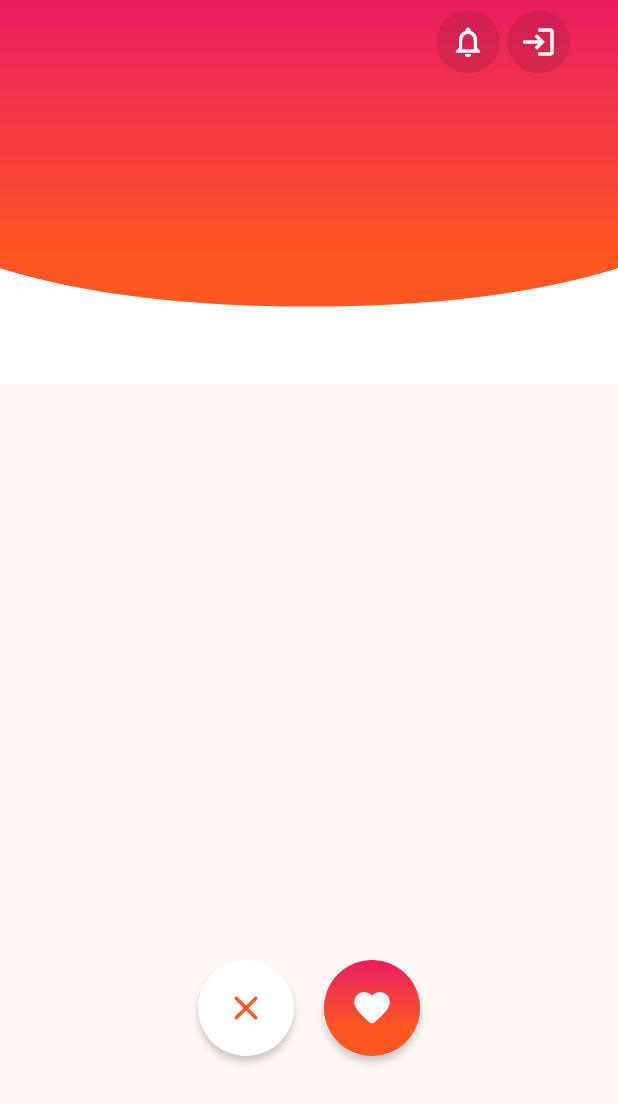
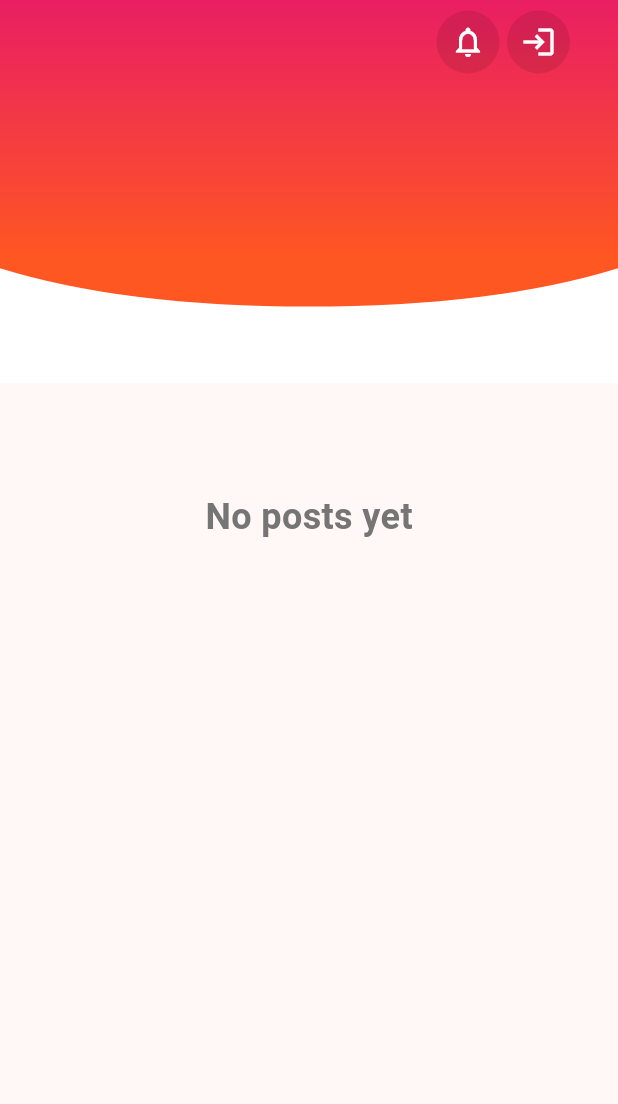
Before and after one commit to EshanRubbani/Dog-Match, a Flutter app: the HomePageMobile screen opened directly, on a phone screen of 412 x 824 dp. Shown: the top 1104 px of the screen. Run offline on Flutter 3.47's test engine with Material 3 defaults, Android fonts, the phone set to English and light mode, and no system bars; our stand-ins replace animated_text_kit, carousel_slider, cloud_firestore, file_picker, firebase_auth, firebase_core and 6 more; accounts and stored records are empty; generated files the repository leaves out were written again; Roboto replaces fonts that are missing (Popins).

Commit message:
Update homePageMobile.dart

```diff
--- a/pawfect/lib/views/home/HomePage/homePageMobile.dart
+++ b/pawfect/lib/views/home/HomePage/homePageMobile.dart
@@ -1,4 +1,5 @@
 import 'package:DogMatch/views/Auth/SigninOrSignUp/signUpsignIn.dart';
+import 'package:DogMatch/views/home/MatchPage/Match_Page.dart';
 import 'package:firebase_auth/firebase_auth.dart';
 import 'package:flutter/material.dart';
 import 'package:get/get.dart';
@@ -6,7 +7,6 @@ import 'package:flutter_gen/gen_l10n/app_localization.dart'; // Import generated
 import 'package:DogMatch/views/home/DetailsPage/details_page.dart';
 import 'package:cloud_firestore/cloud_firestore.dart';
 import '../../../Helper/Painter/curved_painter.dart';
-import '../MatchPage/match_page.dart';
 
 class HomePageMobile extends StatefulWidget {
   @override
@@ -42,6 +42,7 @@ class _HomePageMobileState extends State<HomePageMobile> {
           'description': data['description'] as String,
           'interests': data['interests'] as String,
           'urls': urls,
+          'ownerID': data['owner'] as String,
         });
       }
     }
@@ -60,12 +61,12 @@ class _HomePageMobileState extends State<HomePageMobile> {
         children: [
           Container(
             height: MediaQuery.of(context).size.height * 0.3,
-            margin: EdgeInsets.only(bottom: 60),
+            margin: const EdgeInsets.only(bottom: 60),
             width: double.infinity,
-            decoration: BoxDecoration(
+            decoration: const BoxDecoration(
               gradient: LinearGradient(
-                end: const Alignment(0.0, 0.4),
-                begin: const Alignment(0.0, -1),
+                end: Alignment(0.0, 0.4),
+                begin: Alignment(0.0, -1),
                 colors: <Color>[
                   Colors.pink,
                   Color(0xFFFF5722),
@@ -86,7 +87,7 @@ class _HomePageMobileState extends State<HomePageMobile> {
                 automaticallyImplyLeading: false,
                 elevation: 0,
                 backgroundColor: Colors.transparent,
-                actionsIconTheme: IconThemeData(opacity: 0.0),
+                actionsIconTheme: const IconThemeData(opacity: 0.0),
                 toolbarHeight: 56,
                 titleSpacing: 0,
                 centerTitle: false,
@@ -97,8 +98,9 @@ class _HomePageMobileState extends State<HomePageMobile> {
                     children: [
                       Text(
                         FirebaseAuth.instance.currentUser!.email.toString(),
-                        style: TextStyle(
+                        style: const TextStyle(
                           fontWeight: FontWeight.bold,
+                          fontSize: 18,
                           color: Colors.white,
                         ),
                       ),
@@ -107,18 +109,21 @@ class _HomePageMobileState extends State<HomePageMobile> {
                           Container(
                             height: 42,
                             width: 42,
-                            padding: EdgeInsets.all(6),
+                            padding: const EdgeInsets.all(6),
                             decoration: BoxDecoration(
                               color: Colors.black.withOpacity(0.1),
                               borderRadius: BorderRadius.circular(100),
                             ),
-                            child: Icon(Icons.notifications_none_outlined, color: Colors.white),
+                            child: const Icon(
+                              Icons.notifications_none_outlined,
+                              color: Colors.white,
                             ),
-                          SizedBox(width: 5,),
+                          ),
+                          const SizedBox(width: 5),
                           Container(
                             height: 42,
                             width: 42,
-                            padding: EdgeInsets.all(6),
+                            padding: const EdgeInsets.all(6),
                             decoration: BoxDecoration(
                               color: Colors.black.withOpacity(0.1),
                               borderRadius: BorderRadius.circular(100),
@@ -128,7 +133,10 @@ class _HomePageMobileState extends State<HomePageMobile> {
                                 FirebaseAuth.instance.signOut();
                                 Get.offAll(SignInSignUp());
                               },
-                              child: Icon(Icons.login_outlined, color: Colors.white),
+                              child: const Icon(
+                                Icons.login_outlined,
+                                color: Colors.white,
+                              ),
                             ),
                           ),
                         ],
@@ -142,32 +150,45 @@ class _HomePageMobileState extends State<HomePageMobile> {
                   children: [
                     SizedBox(
                       height: MediaQuery.of(context).size.height * 0.7,
-                      child: PageView.builder(
+                     child: images.isEmpty
+                        ? Center(
+                            child: Text(
+                              "No posts yet",
+                              style: TextStyle(
+                                fontSize: 24,
+                                fontWeight: FontWeight.bold,
+                                color: Colors.grey.shade600,
+                              ),
+                            ),
+                          )
+                        :PageView.builder(
                         itemCount: images.length,
                         itemBuilder: (context, index) {
                           return Padding(
-                            padding: EdgeInsets.fromLTRB(24, 24, 24, 0),
+                            padding: const EdgeInsets.fromLTRB(24, 24, 24, 0),
                             child: AspectRatio(
                               aspectRatio: 0.7,
                               child: InkWell(
                                 onTap: () {
-                                  Get.to(DetailsPage(
+                                  Get.to(
+                                    DetailsPage(
                                       Name: images[index]['name'],
                                       age: images[index]['age'],
                                       descripton: images[index]['description'],
                                       urls: images[index]['urls'],
                                       interests: images[index]['interests'],
                                       image: images[index]['imageUrl'],
+                                      ownerID: images[index]['ownerID'],
                                     ),
                                   );
-
-
                                 },
                                 child: ClipRRect(
                                   borderRadius: BorderRadius.circular(24),
-                                  child: Image.network(
-                                    images[index]['imageUrl'],
-                                    fit: BoxFit.cover,
+                                  child: Container(
+                                    width: MediaQuery.of(context).size.width * 0.9,
+                                    height: MediaQuery.of(context).size.height * 0.7,
+                                    color: Colors.grey.shade300,
+                                    child: buildCardDetails(context, index),
                                   ),
                                 ),
                               ),
@@ -181,85 +202,162 @@ class _HomePageMobileState extends State<HomePageMobile> {
               ),
             ],
           ),
-          Padding(
-            padding: const EdgeInsets.fromLTRB(16, 16, 16, 104),
-            child: Column(
-              mainAxisAlignment: MainAxisAlignment.end,
-              children: [
-                Row(
-                  mainAxisAlignment: MainAxisAlignment.center,
+          // Padding(
+          //   padding: const EdgeInsets.fromLTRB(16, 16, 16, 104),
+          //   child: Column(
+          //     mainAxisAlignment: MainAxisAlignment.end,
+          //     children: [
+          //       Row(
+          //         mainAxisAlignment: MainAxisAlignment.center,
+          //         children: [
+          //           Container(
+          //             height: 64,
+          //             width: 64,
+          //             margin: const EdgeInsets.fromLTRB(16, 16, 10, 16),
+          //             decoration: BoxDecoration(
+          //               color: Colors.white,
+          //               borderRadius: BorderRadius.circular(100),
+          //               boxShadow: [
+          //                 BoxShadow(
+          //                   color: Colors.black.withOpacity(0.2),
+          //                   spreadRadius: 0,
+          //                   blurRadius: 4,
+          //                   offset: const Offset(0, 4),
+          //                 ),
+          //               ],
+          //             ),
+          //             child: IconButton(
+          //               onPressed: () {},
+          //               icon: const Icon(
+          //                 Icons.close_rounded,
+          //                 color: Colors.deepOrange,
+          //                 size: 28,
+          //               ),
+          //             ),
+          //           ),
+          //           Container(
+          //             height: 64,
+          //             width: 64,
+          //             margin: const EdgeInsets.fromLTRB(10, 16, 16, 16),
+          //             decoration: BoxDecoration(
+          //               gradient: const LinearGradient(
+          //                 end: Alignment(0.0, 0.4),
+          //                 begin: Alignment(0.0, -1),
+          //                 colors: <Color>[
+          //                   Colors.pink,
+          //                   Colors.deepOrange,
+          //                 ],
+          //               ),
+          //               borderRadius: BorderRadius.circular(100),
+          //               boxShadow: [
+          //                 BoxShadow(
+          //                   color: Colors.black.withOpacity(0.2),
+          //                   spreadRadius: 0,
+          //                   blurRadius: 4,
+          //                   offset: const Offset(0, 4),
+          //                 ),
+          //               ],
+          //             ),
+          //             child: IconButton(
+          //               onPressed: () {
+          //                 final currentImage = images[indexPage];
+          //                 Get.to(
+          //                   MatchPage(
+          //                     name: currentImage['name'],
+          //                     age: currentImage['age'],
+          //                     description: currentImage['description'],
+          //                     interests: currentImage['interests'],
+          //                     image: currentImage['imageUrl'],
+          //                     urls: currentImage['urls'],
+          //                     ownerID: currentImage['ownerID'],
+          //                   ),
+          //                 );
+          //               },
+          //               icon: const Icon(
+          //                 Icons.favorite_rounded,
+          //                 color: Colors.white,
+          //                 size: 28,
+          //               ),
+          //             ),
+          //           ),
+          //         ],
+          //       ),
+          //     ],
+          //   ),
+          // ),
+        ],
+      ),
+    );
+  }
+
+  Column buildCardDetails(BuildContext context, int index) {
+    return Column(
       children: [
         Container(
-                      height: 64,
-                      width: 64,
-                      margin: EdgeInsets.fromLTRB(16, 16, 10, 16),
-                      decoration: BoxDecoration(
-                        color: Colors.white,
-                        borderRadius: BorderRadius.circular(100),
-                        boxShadow: [
-                          BoxShadow(
-                            color: Colors.black.withOpacity(0.2),
-                            spreadRadius: 0,
-                            blurRadius: 4,
-                            offset: Offset(0, 4),
+          width: MediaQuery.of(context).size.width * 0.9,
+          height: MediaQuery.of(context).size.height * 0.7 - 150,
+          child: Image.network(
+            images[index]['imageUrl'],
+            fit: BoxFit.cover,
+          ),
+        ),
+        const SizedBox(height: 20),
+        Row(
+          children: [
+            const SizedBox(width: 25),
+            const Icon(Icons.pets_outlined, color: Colors.grey, size: 25),
+            const SizedBox(width: 5),
+            Text(
+              images[index]['name'],
+              style: const TextStyle(
+                fontSize: 20,
+                fontWeight: FontWeight.bold,
+                fontFamily: "Lato",
+                color: Colors.black,
+              ),
+              textAlign: TextAlign.start,
+            ),
+            const Text(
+              " , ",
+              style: TextStyle(
+                fontSize: 20,
+                fontWeight: FontWeight.bold,
+                fontFamily: "lato",
+                color: Colors.black,
+              ),
+            ),
+            Text(
+              images[index]['age'],
+              style: const TextStyle(
+                fontSize: 20,
+                fontWeight: FontWeight.bold,
+                fontFamily: "lato",
+                color: Colors.black,
+              ),
+              textAlign: TextAlign.start,
             ),
           ],
         ),
-                      child: IconButton(
-                        onPressed: () {},
-                        icon: Icon(
-                          Icons.close_rounded,
-                          color: Colors.deepOrange,
-                          size: 28,
+        Row(
+          children: [
+            const SizedBox(width: 25),
+            Container(
+              width: 365,
+              height: 49,
+              child: Text(
+                images[index]['description'],
+                style: const TextStyle(
+                  fontSize: 12,
+                  fontWeight: FontWeight.normal,
+                  fontFamily: "Poppins",
+                  color: Colors.black,
                 ),
-                      ),
-                    ),
-                    Container(
-                      height: 64,
-                      width: 64,
-                      margin: EdgeInsets.fromLTRB(10, 16, 16, 16),
-                      decoration: BoxDecoration(
-                        gradient: LinearGradient(
-                          end: const Alignment(0.0, 0.4),
-                          begin: const Alignment(0.0, -1),
-                          colors: <Color>[
-                            Colors.pink,
-                            Colors.deepOrange,
-                          ],
-                        ),
-                        borderRadius: BorderRadius.circular(100),
-                        boxShadow: [
-                          BoxShadow(
-                            color: Colors.black.withOpacity(0.2),
-                            spreadRadius: 0,
-                            blurRadius: 4,
-                            offset: Offset(0, 4),
-                          ),
-                        ],
-                      ),
-                      child: IconButton(
-                        onPressed: () {
-                          Navigator.push(
-                            context,
-                            MaterialPageRoute(
-                              builder: (context) => MatchPage(),
-                            ),
-                          );
-                        },
-                        icon: Icon(
-                          Icons.favorite_rounded,
-                          color: Colors.white,
-                          size: 28,
-                        ),
+                textAlign: TextAlign.start,
               ),
             ),
           ],
         ),
       ],
-            ),
-          ),
-        ],
-      ),
     );
   }
 }
```
Lines whose indentation alone changed are shown as unchanged.
